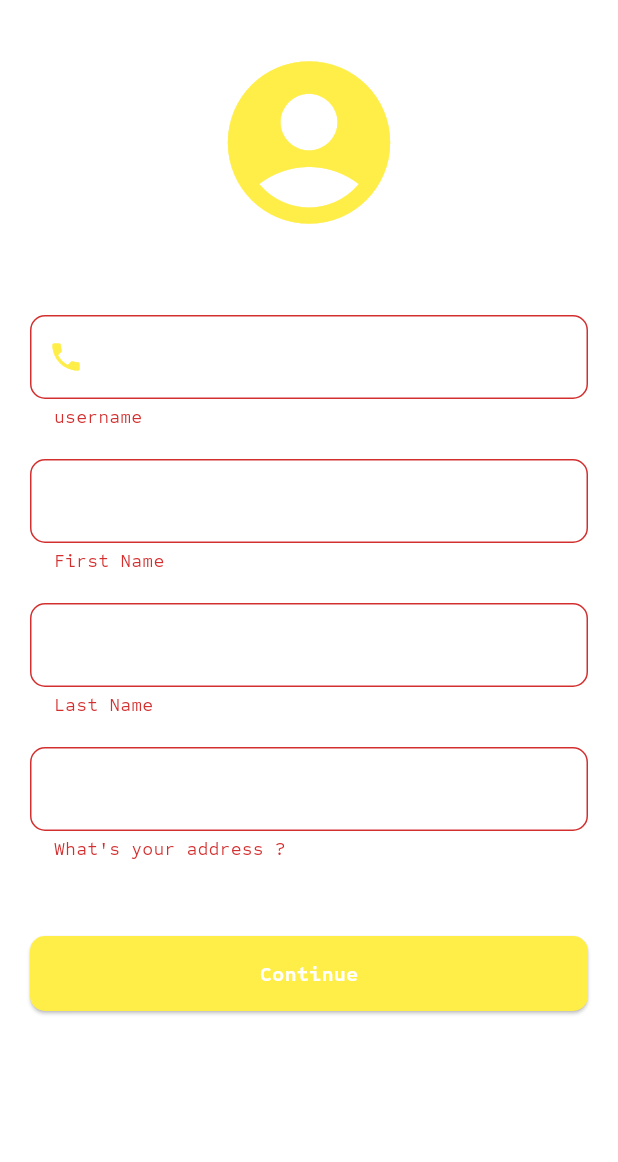
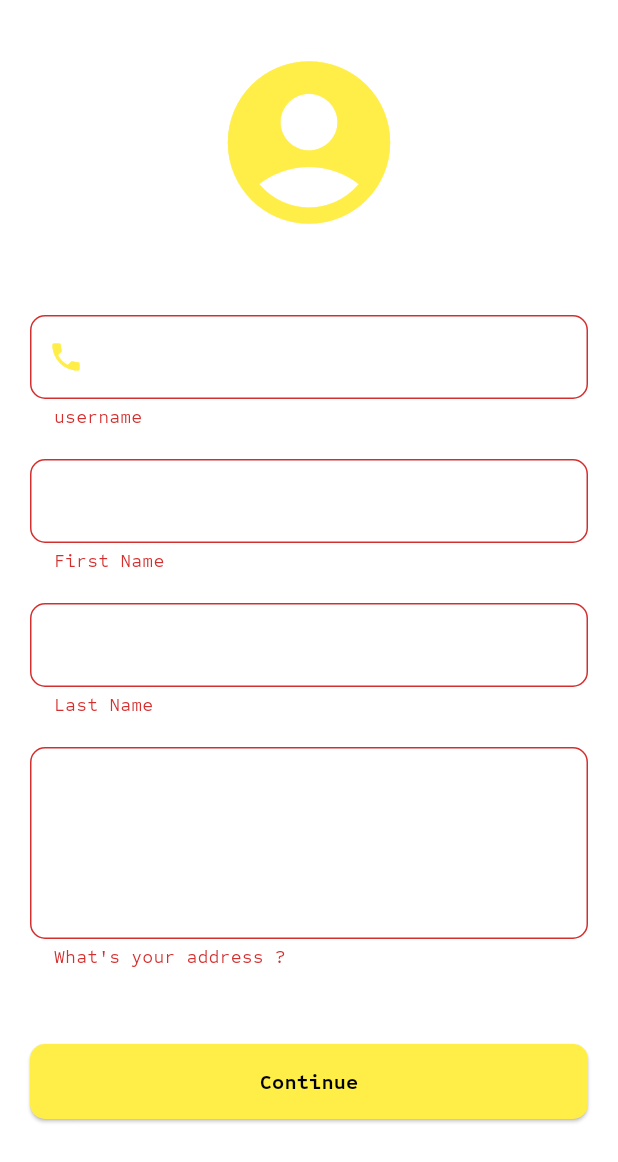
Before and after one commit to trey-rosius/Package-Delivery-Mobile-App, a Flutter app: the screen it shows after launch, after a tap on "Login with Google", on a phone screen of 412 x 824 dp. Shown: the top 1162 px of the screen. Run offline on Flutter 3.47's test engine with Material 3 defaults, Android fonts, the phone set to English and light mode, and no system bars; our stand-ins replace cached_network_image, flutter_svg, geolocator, go_router, google_maps_flutter, hexcolor and 1 more; missing offline and left inert: amplify_api, amplify_flutter, amplify_storage_s3, aws_common, flutter_polyline_points, google_maps_flutter_android and 1 more.

Commit message:
more updates

```diff
--- a/lib/create_user_account.dart
+++ b/lib/create_user_account.dart
@@ -408,6 +408,7 @@ class _CreateUserAccountScreenState extends State<CreateUserAccountScreen> {
                         margin: const EdgeInsets.only(top: 20),
                         child: TextFormField(
                           controller: profileRepo.lastNameController,
+                          maxLines: 4,
                           style: const TextStyle(color: Colors.white),
                           decoration: InputDecoration(
                             filled: false,
@@ -529,7 +530,7 @@ class _CreateUserAccountScreenState extends State<CreateUserAccountScreen> {
                                       'Continue',
                                       style: TextStyle(
                                           fontWeight: FontWeight.bold,
-                                          color: Colors.white),
+                                          color: Colors.black),
                                     )),
                               ),
                             )
```
Also changed, not shown: pubspec.yaml (+8 -4 lines), pubspec.lock.
